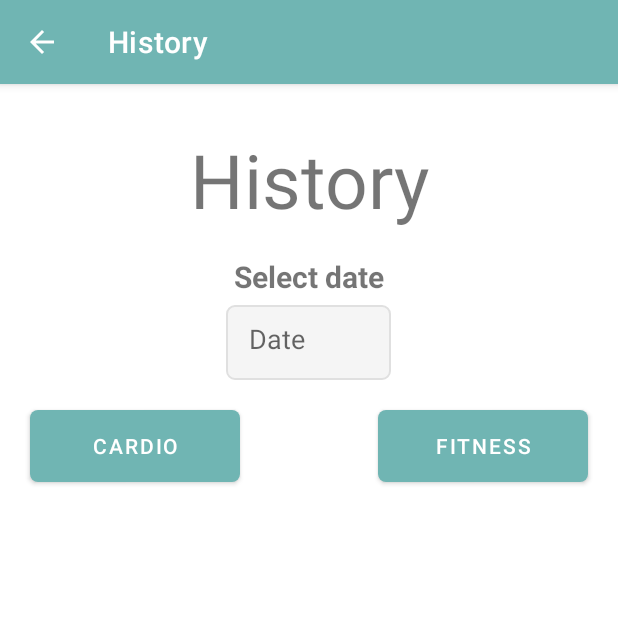
After one commit to LukaZmrzlak/WorkoutLOG, an Android app: the HistoryActivity screen opened directly, with no data from a screen before it, on a phone screen of 412 x 824 dp, the top half of it. The commit adds this screen. Run offline under Robolectric (Android 15) with nearby library versions, the phone set to English and light mode, and no system bars.

Commit message:
Finished history tab.

```diff
--- /dev/null
+++ b/MobileApp/app/src/main/java/si/uni_lj/fe/workoutlog/HistoryActivity.java
@@ -0,0 +1,97 @@
+package si.uni_lj.fe.workoutlog;
+
+import androidx.appcompat.app.AppCompatActivity;
+
+import android.app.DatePickerDialog;
+import android.os.Bundle;
+import android.text.InputType;
+import android.view.View;
+import android.widget.ArrayAdapter;
+import android.widget.EditText;
+import android.widget.ListView;
+import android.widget.Toast;
+
+import java.util.ArrayList;
+import java.util.Calendar;
+
+public class HistoryActivity extends AppCompatActivity {
+
+    public static String outputTemp;
+    private ArrayList<String> history = new ArrayList<>();
+    private ArrayAdapter<String> adapter;
+
+    @Override
+    protected void onCreate(Bundle savedInstanceState) {
+        super.onCreate(savedInstanceState);
+        setContentView(R.layout.activity_history);
+
+        EditText dateEditText = findViewById(R.id.date);
+        dateEditText.setInputType(InputType.TYPE_NULL);
+        dateEditText.setOnClickListener(v -> showDatePickerDialog());
+
+        adapter = new ArrayAdapter<>(this, android.R.layout.simple_list_item_1, history);
+        ListView setsListView = findViewById(R.id.history);
+        setsListView.setAdapter(adapter);
+
+        findViewById(R.id.btn_cardio).setOnClickListener(new View.OnClickListener() {
+            @Override
+            public void onClick(View view) {
+                final String date = dateEditText.getText().toString();
+                String token = MainActivity.token;
+                String urlService = getResources().getString(R.string.URL_cardio_get);
+
+                if(date.isEmpty()){
+                    Toast.makeText(HistoryActivity.this, R.string.select_date, Toast.LENGTH_SHORT).show();
+                }
+                else {
+                    new AsyncTaskExecutor().execute(new CardioAPIGet(token, date, urlService, HistoryActivity.this), new AsyncTaskExecutor.Callback<String>() {
+                        @Override
+                        public void onComplete(String result) {
+                            history.clear();
+                            history.add(outputTemp);
+                            adapter.notifyDataSetChanged();
+                        }
+                    });
+                }
+            }
+        });
+
+        findViewById(R.id.btn_fitness).setOnClickListener(new View.OnClickListener() {
+            @Override
+            public void onClick(View view) {
+                final String date = dateEditText.getText().toString();
+                String token = MainActivity.token;
+                String urlService = getResources().getString(R.string.URL_fitness_get);
+
+                if(date.isEmpty()){
+                    Toast.makeText(HistoryActivity.this, R.string.select_date, Toast.LENGTH_SHORT).show();
+                }
+                else {
+                    new AsyncTaskExecutor().execute(new FitnessAPIGet(token, date, urlService, HistoryActivity.this), new AsyncTaskExecutor.Callback<String>() {
+                        @Override
+                        public void onComplete(String result) {
+                            history.clear();
+                            history.add(outputTemp);
+                            adapter.notifyDataSetChanged();
+                        }
+                    });
+                }
+            }
+        });
+    }
+
+    // Show a dialog 3 number pickers for year, month and day
+    private void showDatePickerDialog() {
+        final Calendar c = Calendar.getInstance();
+        int currentYear = c.get(Calendar.YEAR);
+        int currentMonth = c.get(Calendar.MONTH);
+        int currentDay = c.get(Calendar.DAY_OF_MONTH);
+        DatePickerDialog datePickerDialog = new DatePickerDialog(this,
+                (view, year, monthOfYear, dayOfMonth) -> {
+                    EditText dateEditText = findViewById(R.id.date);
+                    dateEditText.setText(year + "-" + (monthOfYear + 1) + "-" +dayOfMonth);
+                }, currentYear, currentMonth, currentDay);
+        datePickerDialog.show();
+
+    }
+}
--- /dev/null
+++ b/MobileApp/app/src/main/res/layout/activity_history.xml
@@ -0,0 +1,86 @@
+<?xml version="1.0" encoding="utf-8"?>
+<RelativeLayout
+    xmlns:android="http://schemas.android.com/apk/res/android"
+    xmlns:tools="http://schemas.android.com/tools"
+    android:layout_width="match_parent"
+    android:layout_height="match_parent"
+    android:orientation="vertical"
+    tools:context=".HistoryActivity">
+
+
+    <TextView
+        android:id="@+id/title"
+        android:layout_width="match_parent"
+        android:layout_height="wrap_content"
+        android:layout_marginTop="30dp"
+        android:layout_marginBottom="50dp"
+        android:text="@string/history"
+        android:textAlignment="center"
+        android:textSize="50sp" />
+
+    <TextView
+        android:id="@+id/date_title"
+        android:layout_width="wrap_content"
+        android:layout_height="wrap_content"
+        android:layout_above="@id/date"
+        android:layout_centerHorizontal="true"
+        android:text="@string/select_date"
+        android:layout_marginStart="20dp"
+        android:layout_marginBottom="5dp"
+        android:textStyle="bold"
+        android:textSize="20sp"/>
+
+    <EditText
+        android:id="@+id/date"
+        android:layout_width="110dp"
+        android:layout_height="50dp"
+        android:layout_marginLeft="20dp"
+        android:layout_marginRight="20dp"
+        android:layout_marginBottom="20dp"
+        android:layout_centerHorizontal="true"
+        android:hint="@string/date"
+        android:inputType="date"
+        android:background="@drawable/background"
+        android:layout_below="@id/title"
+        android:padding="15dp"
+        android:importantForAutofill="no"
+        tools:ignore="TextFields"/>
+
+    <Button
+        android:id="@+id/btn_cardio"
+        android:layout_width="140dp"
+        android:layout_height="wrap_content"
+        android:layout_marginLeft="20dp"
+        android:layout_marginRight="20dp"
+        android:layout_marginBottom="30dp"
+        android:background="@drawable/button"
+        android:layout_below="@id/date"
+        android:textColor="@android:color/white"
+        android:text="@string/cardio"/>
+
+    <Button
+        android:id="@+id/btn_fitness"
+        android:layout_width="140dp"
+        android:layout_height="wrap_content"
+        android:layout_marginLeft="20dp"
+        android:layout_marginRight="20dp"
+        android:layout_marginBottom="30dp"
+        android:layout_below="@id/date"
+        android:layout_alignParentEnd="true"
+        android:background="@drawable/button"
+        android:text="@string/fitness"
+        android:textColor="@android:color/white"/>
+
+    <ListView
+        android:id="@+id/history"
+        android:layout_width="match_parent"
+        android:layout_height="500dp"
+        android:layout_marginLeft="20dp"
+        android:layout_marginRight="20dp"
+        android:layout_below="@id/btn_cardio"
+        android:textSize="15sp"
+        android:divider="@color/A"
+        android:dividerHeight="0.5dp"
+        android:importantForAutofill="no"/>
+
+</RelativeLayout>
--- a/MobileApp/app/src/main/res/layout/activity_settings.xml
+++ b/MobileApp/app/src/main/res/layout/activity_settings.xml
@@ -129,9 +129,9 @@
         android:layout_marginLeft="20dp"
         android:layout_marginRight="20dp"
         android:layout_marginBottom="30dp"
-        android:layout_below="@+id/height"
-        android:background="@drawable/background"
-        android:textSize="15sp"/>
+        android:textStyle="bold"
+        android:textSize="20sp"
+        android:layout_below="@+id/height" />
 
     <Button
         android:id="@+id/btn_save"
--- a/MobileApp/app/src/main/res/values/strings.xml
+++ b/MobileApp/app/src/main/res/values/strings.xml
@@ -50,8 +50,11 @@
     <string name="URL_settings">http://10.0.2.2/WorkoutLOG/API/nastavitve</string>
     <string name="URL_cardio">http://10.0.2.2/WorkoutLOG/API/teki</string>
     <string name="URL_fitness">http://10.0.2.2/WorkoutLOG/API/fitnes</string>
+    <string name="URL_fitness_get">http://10.0.2.2/WorkoutLOG/API/fitnes_get</string>
+    <string name="URL_cardio_get">http://10.0.2.2/WorkoutLOG/API/teki_get</string>
     <string name="empty_fields_error">Fill in empty fields!</string>
     <string name="fetch_successfully">Successful fetch</string>
     <string name="unexpected_error">Unexpected error!</string>
     <string name="saved_successfully">Successful save</string>
+    <string name="select_date">Select date</string>
 </resources>
```
Also changed, not shown: MobileApp/app/src/main/AndroidManifest.xml (+14 -4 lines), MobileApp/app/src/main/java/si/uni_lj/fe/workoutlog/CardioAPIGet.java (added, +124 -0 lines), MobileApp/app/src/main/java/si/uni_lj/fe/workoutlog/FitnessAPIGet.java (added, +116 -0 lines), MobileApp/app/src/main/java/si/uni_lj/fe/workoutlog/HomeActivity.java (+13 -0 lines), MobileApp/app/src/main/java/si/uni_lj/fe/workoutlog/LoginActivity.java (+5 -4 lines), MobileApp/app/src/main/java/si/uni_lj/fe/workoutlog/MainActivity.java (+9 -2 lines), MobileApp/app/src/main/java/si/uni_lj/fe/workoutlog/SettingsActivity.java (+17 -0 lines), 3 other files.
